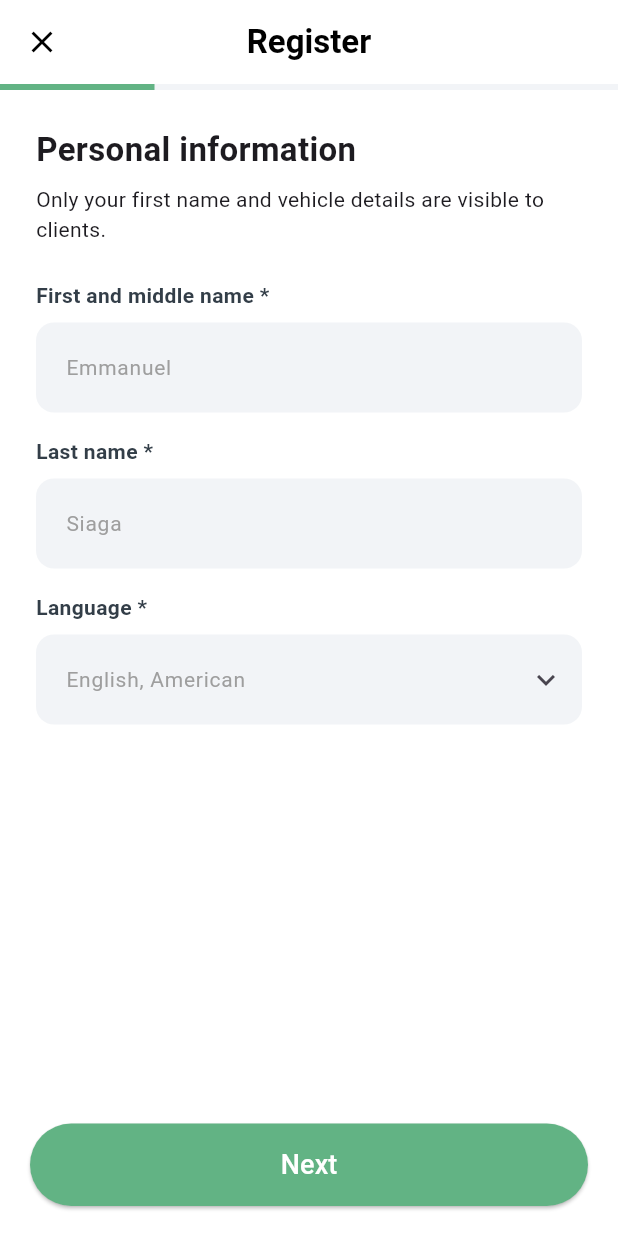
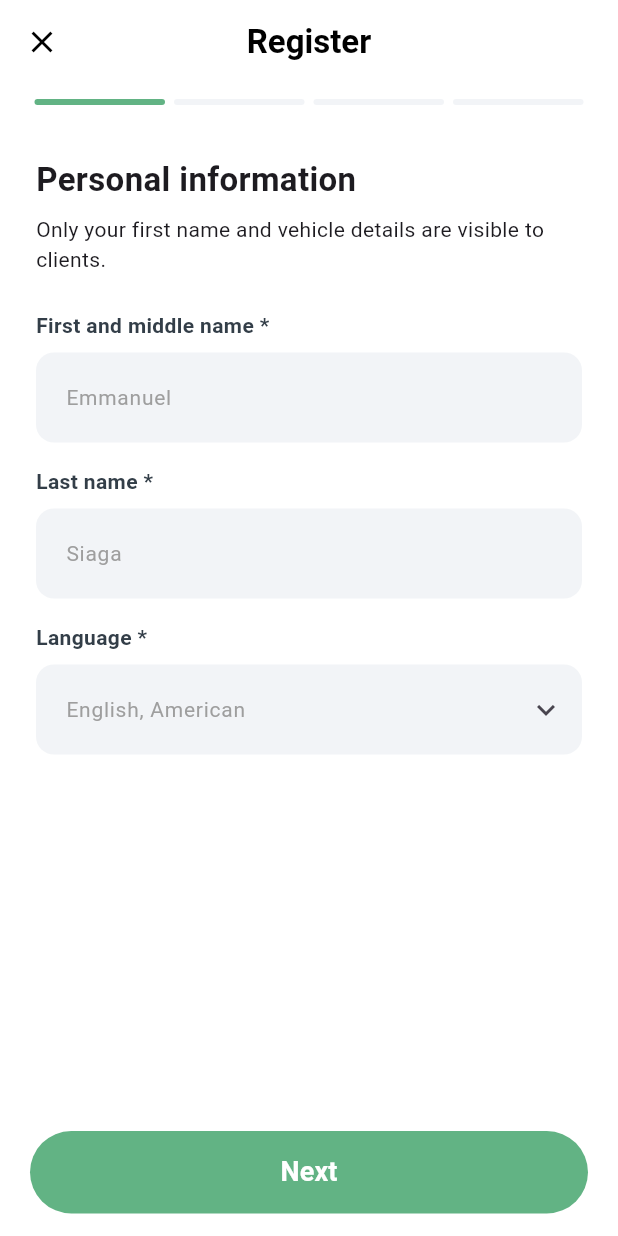
Before and after one commit to NueL72/mobodemo, a Flutter app: the BoltMultiStepRegistration screen opened directly, on a phone screen of 412 x 824 dp. Run offline on Flutter 3.47's test engine with Material 3 defaults, Android fonts, the phone set to English and light mode, and no system bars; our stand-ins replace google_maps_flutter, image_picker.

Commit message:
register screen success

```diff
--- a/lib/technicianpages/techRegister.dart
+++ b/lib/technicianpages/techRegister.dart
@@ -15,11 +15,10 @@ class TechnicianRegisterScreen extends StatefulWidget {
 
 class _TechnicianRegisterScreenState extends State<TechnicianRegisterScreen> {
   bool _agreedToTerms = false;
-  bool _showFormSteps = false; // Controls if we show the initial page or the steps
+  bool _showFormSteps = false;
 
   @override
   Widget build(BuildContext context) {
-    // If the user clicks register, we switch to the Multi-Step Form
     if (_showFormSteps) {
       return const BoltMultiStepRegistration();
     }
@@ -72,8 +71,7 @@ class _TechnicianRegisterScreenState extends State<TechnicianRegisterScreen> {
                   ),
                   child: Row(
                     children: [
-                      Image.network('https://flagcdn.com/w20/tz.png',
-                          width: 20),
+                      Image.network('https://flagcdn.com/w20/tz.png', width: 20),
                       const SizedBox(width: 8),
                       const Text('+255', style: TextStyle(fontSize: 16)),
                       const Icon(Icons.keyboard_arrow_down),
@@ -148,7 +146,7 @@ class _TechnicianRegisterScreenState extends State<TechnicianRegisterScreen> {
   }
 }
 
-// --- MULTI-STEP REGISTRATION FLOW (Based on your Images) ---
+// --- MULTI-STEP REGISTRATION FLOW ---
 
 class BoltMultiStepRegistration extends StatefulWidget {
   const BoltMultiStepRegistration({super.key});
@@ -161,6 +159,7 @@ class BoltMultiStepRegistration extends StatefulWidget {
 class _BoltMultiStepRegistrationState extends State<BoltMultiStepRegistration> {
   final PageController _pageController = PageController();
   int _currentStep = 0;
+  final int _totalSteps = 4;
 
   @override
   Widget build(BuildContext context) {
@@ -175,18 +174,16 @@ class _BoltMultiStepRegistrationState extends State<BoltMultiStepRegistration> {
         leading: IconButton(
           icon: const Icon(Icons.close, color: Colors.black),
           onPressed: () => Navigator.of(context).pushReplacement(
-            MaterialPageRoute(builder: (context) => const TechnicianRegisterScreen()),
+            MaterialPageRoute(
+                builder: (context) => const TechnicianRegisterScreen()),
           ),
         ),
       ),
+      // NO SHADOW: Navigation bar is now plain white to match the body
+      bottomNavigationBar: _buildBottomNavigation(),
       body: Column(
         children: [
-          // Linear Progress Indicator
-          LinearProgressIndicator(
-            value: (_currentStep + 1) / 4,
-            backgroundColor: const Color(0xFFF2F4F7),
-            color: const Color(0xFF62B384),
-          ),
+          _buildSegmentedProgressBar(),
           Expanded(
             child: PageView(
               controller: _pageController,
@@ -200,13 +197,33 @@ class _BoltMultiStepRegistrationState extends State<BoltMultiStepRegistration> {
               ],
             ),
           ),
-          _buildBottomNavigation(),
         ],
       ),
     );
   }
 
-  // UI for STEP 1: Personal Information
+  Widget _buildSegmentedProgressBar() {
+    return Padding(
+      padding: const EdgeInsets.symmetric(horizontal: 20.0, vertical: 10.0),
+      child: Row(
+        children: List.generate(_totalSteps, (index) {
+          return Expanded(
+            child: Container(
+              height: 4,
+              margin: const EdgeInsets.symmetric(horizontal: 3.0),
+              decoration: BoxDecoration(
+                borderRadius: BorderRadius.circular(10),
+                color: index <= _currentStep
+                    ? const Color(0xFF62B384)
+                    : const Color(0xFFF2F4F7),
+              ),
+            ),
+          );
+        }),
+      ),
+    );
+  }
+
   Widget _buildPersonalInfo() {
     return ListView(
       padding: const EdgeInsets.all(24),
@@ -231,12 +248,11 @@ class _BoltMultiStepRegistrationState extends State<BoltMultiStepRegistration> {
     );
   }
 
-  // UI for STEP 2: Vehicle Details
   Widget _buildVehicleDetails() {
     return ListView(
       padding: const EdgeInsets.all(24),
       children: const [
-        Text('Vehicle Details',
+        Text('Vehicle details',
             style: TextStyle(fontSize: 22, fontWeight: FontWeight.bold)),
         SizedBox(height: 24),
         _FieldLabel(label: 'National ID *'),
@@ -251,7 +267,6 @@ class _BoltMultiStepRegistrationState extends State<BoltMultiStepRegistration> {
     );
   }
 
-  // UI for STEP 3: Documents
   Widget _buildDocuments() {
     return ListView(
       padding: const EdgeInsets.all(24),
@@ -269,7 +284,6 @@ class _BoltMultiStepRegistrationState extends State<BoltMultiStepRegistration> {
     );
   }
 
-  // UI for STEP 4: Payment Details
   Widget _buildPaymentDetails() {
     return ListView(
       padding: const EdgeInsets.all(24),
@@ -300,8 +314,10 @@ class _BoltMultiStepRegistrationState extends State<BoltMultiStepRegistration> {
         children: [
           _FieldLabel(label: title),
           Text(subtitle, style: const TextStyle(color: Colors.grey, fontSize: 13)),
-          const SizedBox(height: 10),
-          ElevatedButton.icon(
+          const SizedBox(height: 12),
+          SizedBox(
+            width: 150,
+            child: ElevatedButton.icon(
               onPressed: () {},
               icon: const Icon(Icons.add, size: 18),
               label: const Text("Upload file"),
@@ -312,6 +328,7 @@ class _BoltMultiStepRegistrationState extends State<BoltMultiStepRegistration> {
                 shape: RoundedRectangleBorder(borderRadius: BorderRadius.circular(10)),
               ),
             ),
+          ),
           const Divider(height: 30),
         ],
       ),
@@ -319,25 +336,32 @@ class _BoltMultiStepRegistrationState extends State<BoltMultiStepRegistration> {
   }
 
   Widget _buildBottomNavigation() {
-    return Padding(
-      padding: const EdgeInsets.all(20),
+    return SafeArea(
+      child: Container(
+        padding: const EdgeInsets.symmetric(horizontal: 20, vertical: 15),
+        decoration: const BoxDecoration(
+          color: Colors.white,
+          // BoxShadow removed here
+        ),
         child: Row(
           children: [
             if (_currentStep > 0)
               Expanded(
+                flex: 1,
                 child: TextButton(
                   onPressed: () => _pageController.previousPage(
                       duration: const Duration(milliseconds: 300), curve: Curves.easeInOut),
-                child: const Text("Back", style: TextStyle(color: Colors.grey, fontSize: 16)),
+                  child: const Text("Back", style: TextStyle(color: Colors.black54, fontSize: 16)),
                 ),
               ),
+            if (_currentStep > 0) const SizedBox(width: 15),
             Expanded(
               flex: 2,
               child: SizedBox(
                 height: 55,
                 child: ElevatedButton(
                   onPressed: () {
-                  if (_currentStep < 3) {
+                    if (_currentStep < _totalSteps - 1) {
                       _pageController.nextPage(
                           duration: const Duration(milliseconds: 300), curve: Curves.easeInOut);
                     } else {
@@ -347,19 +371,21 @@ class _BoltMultiStepRegistrationState extends State<BoltMultiStepRegistration> {
                   style: ElevatedButton.styleFrom(
                     backgroundColor: const Color(0xFF62B384),
                     shape: RoundedRectangleBorder(borderRadius: BorderRadius.circular(30)),
+                    elevation: 0,
                   ),
-                child: Text(_currentStep == 3 ? "Submit" : "Next",
-                    style: const TextStyle(color: Colors.white, fontSize: 18)),
+                  child: Text(_currentStep == _totalSteps - 1 ? "Submit" : "Next",
+                      style: const TextStyle(color: Colors.white, fontSize: 18, fontWeight: FontWeight.bold)),
                 ),
               ),
             ),
           ],
         ),
+      ),
     );
   }
 }
 
-// --- SHARED REUSABLE COMPONENTS ---
+// --- SHARED COMPONENTS ---
 
 class _FieldLabel extends StatelessWidget {
   final String label;
```
Lines whose indentation alone changed are shown as unchanged.
